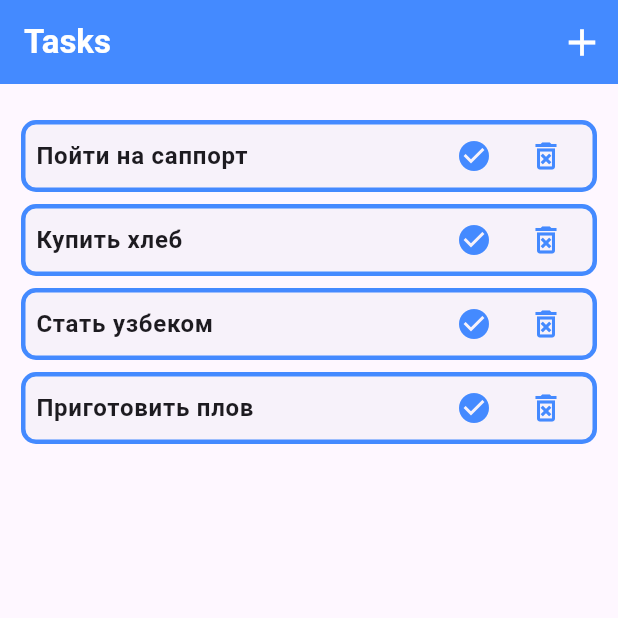
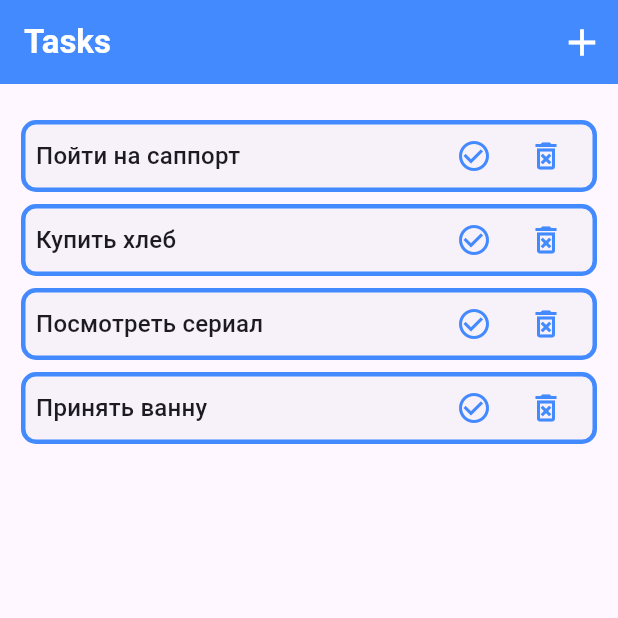
Before and after one commit to eliiimbek/todo_list, a Flutter app: the screen it shows after launch, on a phone screen of 412 x 824 dp, the top half of it. Run offline on Flutter 3.47's test engine with Material 3 defaults, Android fonts, the phone set to English and light mode, and no system bars.

Commit message:
Прописан функционал кнопок удаления задачи и завершения задачи

```diff
--- a/lib/screens/tasks_screen.dart
+++ b/lib/screens/tasks_screen.dart
@@ -4,14 +4,29 @@ import '../models/task.dart';
 
 class TasksScreen extends StatelessWidget {
   final List<Task> tasks;
-  const TasksScreen({super.key, required this.tasks});
+  final void Function(Task) deleteTask;
+  final void Function(Task) taskDone;
+  const TasksScreen({
+    super.key,
+    required this.tasks,
+    required this.deleteTask,
+    required this.taskDone,
+  });
 
   @override
   Widget build(BuildContext context) {
     return Padding(
       padding: const EdgeInsets.symmetric(horizontal: 10),
       child: Column(
-        children: tasks.map((tasks) => TaskCard(task: tasks)).toList(),
+        children: tasks
+            .map(
+              (tasks) => TaskCard(
+                task: tasks,
+                deleteTask: () => deleteTask(tasks),
+                taskDone: () => taskDone(tasks),
+              ),
+            )
+            .toList(),
       ),
     );
   }
--- a/lib/tasks_list.dart
+++ b/lib/tasks_list.dart
@@ -14,9 +14,21 @@ class _TodoListState extends State<TasksList> {
   List<Task> tasks = [
     Task(taskTitle: 'Пойти на саппорт', isCompleted: false),
     Task(taskTitle: 'Купить хлеб', isCompleted: false),
-    Task(taskTitle: 'Стать узбеком', isCompleted: false),
-    Task(taskTitle: 'Приготовить плов', isCompleted: false),
+    Task(taskTitle: 'Посмотреть сериал', isCompleted: false),
+    Task(taskTitle: 'Принять ванну', isCompleted: false),
   ];
+
+  void removeTask(Task task) {
+    setState(() {
+      tasks.remove(task);
+    });
+  }
+
+  void taskComplete(Task task) {
+    setState(() {
+      task.isCompleted = !task.isCompleted;
+    });
+  }
 
   void addTask(Task addTask) {
     setState(() {
@@ -35,15 +47,16 @@ class _TodoListState extends State<TasksList> {
 
   @override
   Widget build(BuildContext context) {
-    var theme = Theme.of(context).textTheme;
+    final theme = Theme.of(context);
+    final titleLargeStyle = theme.textTheme.titleLarge!;
     return Scaffold(
       appBar: AppBar(
         backgroundColor: Colors.blueAccent,
         title: Text(
           'Tasks',
-          style: theme.titleLarge!.copyWith(
-            color: Colors.white,
+          style: titleLargeStyle.copyWith(
             fontWeight: FontWeight.bold,
+            color: theme.colorScheme.onPrimary,
           ),
         ),
         actions: [
@@ -59,7 +72,11 @@ class _TodoListState extends State<TasksList> {
       ),
       body: Padding(
         padding: const EdgeInsets.only(top: 20),
-        child: TasksScreen(tasks: tasks),
+        child: TasksScreen(
+          tasks: tasks,
+          deleteTask: removeTask,
+          taskDone: taskComplete,
+        ),
       ),
     );
   }
--- a/lib/widgets/add_task.dart
+++ b/lib/widgets/add_task.dart
@@ -19,15 +19,16 @@ class _AddTaskState extends State<AddTask> {
   void onAdd() {
     final newTodo = Task(taskTitle: title, isCompleted: false);
     widget.onTaskCreated(newTodo);
-    Navigator.pop(context);
+    onCanceled();
   }
 
   @override
   Widget build(BuildContext context) {
     return Container(
       width: double.infinity,
-      padding: EdgeInsets.all(10),
+      padding: EdgeInsets.all(20),
       child: Column(
+        mainAxisSize: MainAxisSize.min,
         children: [
           Row(
             children: [
--- a/lib/widgets/task_card.dart
+++ b/lib/widgets/task_card.dart
@@ -3,10 +3,18 @@ import 'package:todo_list/models/task.dart';
 
 class TaskCard extends StatelessWidget {
   final Task task;
-  const TaskCard({super.key, required this.task});
+  final void Function() deleteTask;
+  final void Function() taskDone;
+  const TaskCard({
+    super.key,
+    required this.task,
+    required this.deleteTask,
+    required this.taskDone,
+  });
 
   @override
   Widget build(BuildContext context) {
+    var theme = Theme.of(context).textTheme.titleMedium;
     return Card(
       elevation: 0,
       shape: RoundedRectangleBorder(
@@ -20,19 +28,26 @@ class TaskCard extends StatelessWidget {
           children: [
             Text(
               task.taskTitle,
-              style: Theme.of(context).textTheme.bodyLarge!.copyWith(
-                    fontWeight: FontWeight.bold,
-                  ),
+              style: !task.isCompleted
+                  ? theme
+                  : theme!.copyWith(
+                      color: Colors.grey.shade500,
+                      decoration: TextDecoration.lineThrough,
+                    ),
             ),
             Row(
               children: [
                 IconButton(
                   color: Colors.blueAccent,
-                  icon: Icon(Icons.check_circle),
-                  onPressed: () {},
+                  icon: Icon(
+                    task.isCompleted
+                        ? Icons.check_circle
+                        : Icons.check_circle_outline,
+                  ),
+                  onPressed: taskDone,
                 ),
                 IconButton(
-                  onPressed: () {},
+                  onPressed: deleteTask,
                   icon: Icon(Icons.delete_forever_outlined),
                   color: Colors.blueAccent,
                 ),
```
